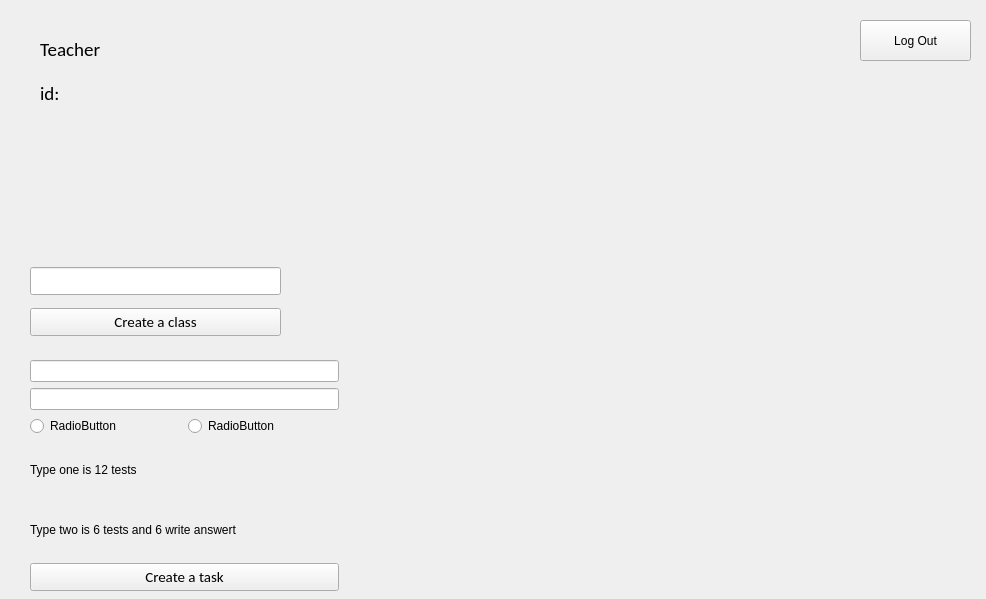
Above: studyProject/teacherwindow.ui from fenrirm/study_project before the change. Below: the same form after it.
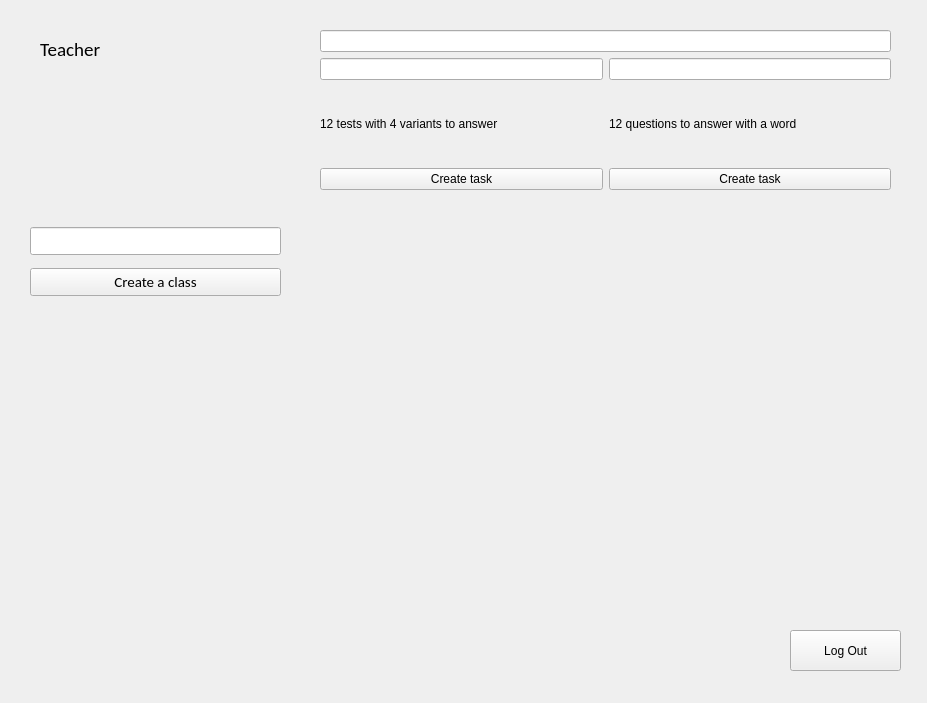
That is the form after the change. Icons and pictures are not drawn.

Commit message: implemented function writeToFile in createTaskWindow.cpp

What changed in the file:
```diff
--- a/studyProject/teacherwindow.ui
+++ b/studyProject/teacherwindow.ui
@@ -6,8 +6,8 @@
    <rect>
     <x>0</x>
     <y>0</y>
-    <width>986</width>
-    <height>599</height>
+    <width>927</width>
+    <height>703</height>
    </rect>
   </property>
   <property name="windowTitle">
@@ -24,7 +24,7 @@
     <property name="geometry">
      <rect>
       <x>30</x>
-      <y>260</y>
+      <y>220</y>
       <width>251</width>
       <height>84</height>
      </rect>
@@ -87,7 +87,7 @@
         </font>
        </property>
        <property name="text">
-        <string>id:</string>
+        <string/>
        </property>
       </widget>
      </item>
@@ -119,78 +119,11 @@
      </item>
     </layout>
    </widget>
-   <widget class="QWidget" name="layoutWidget">
-    <property name="geometry">
-     <rect>
-      <x>30</x>
-      <y>360</y>
-      <width>309</width>
-      <height>231</height>
-     </rect>
-    </property>
-    <layout class="QVBoxLayout" name="verticalLayout_4">
-     <item>
-      <widget class="QLineEdit" name="lineEditTask"/>
-     </item>
-     <item>
-      <widget class="QLineEdit" name="lineEditClassroom"/>
-     </item>
-     <item>
-      <layout class="QHBoxLayout" name="horizontalLayout">
-       <item>
-        <widget class="QRadioButton" name="radioButton_type1">
-         <property name="text">
-          <string>RadioButton</string>
-         </property>
-        </widget>
-       </item>
-       <item>
-        <widget class="QRadioButton" name="radioButton_type2">
-         <property name="text">
-          <string>RadioButton</string>
-         </property>
-        </widget>
-       </item>
-      </layout>
-     </item>
-     <item>
-      <layout class="QVBoxLayout" name="verticalLayout_3">
-       <item>
-        <widget class="QLabel" name="label">
-         <property name="text">
-          <string>Type one is 12 tests</string>
-         </property>
-        </widget>
-       </item>
-       <item>
-        <widget class="QLabel" name="label_2">
-         <property name="text">
-          <string>Type two is 6 tests and 6 write answert</string>
-         </property>
-        </widget>
-       </item>
-      </layout>
-     </item>
-     <item>
-      <widget class="QPushButton" name="createTask">
-       <property name="font">
-        <font>
-         <family>Calibri</family>
-         <pointsize>11</pointsize>
-        </font>
-       </property>
-       <property name="text">
-        <string>Create a task</string>
-       </property>
-      </widget>
-     </item>
-    </layout>
-   </widget>
    <widget class="QPushButton" name="logout">
     <property name="geometry">
      <rect>
-      <x>860</x>
-      <y>20</y>
+      <x>790</x>
+      <y>630</y>
       <width>111</width>
       <height>41</height>
      </rect>
@@ -199,6 +132,71 @@
      <string>Log Out</string>
     </property>
    </widget>
+   <widget class="QWidget" name="">
+    <property name="geometry">
+     <rect>
+      <x>320</x>
+      <y>30</y>
+      <width>571</width>
+      <height>160</height>
+     </rect>
+    </property>
+    <layout class="QVBoxLayout" name="verticalLayout_4">
+     <item>
+      <layout class="QVBoxLayout" name="verticalLayout_3">
+       <item>
+        <widget class="QLineEdit" name="classroomName"/>
+       </item>
+       <item>
+        <layout class="QHBoxLayout" name="horizontalLayout">
+         <item>
+          <widget class="QLineEdit" name="testName"/>
+         </item>
+         <item>
+          <widget class="QLineEdit" name="openTaskName"/>
+         </item>
+        </layout>
+       </item>
+       <item>
+        <layout class="QHBoxLayout" name="horizontalLayout_2">
+         <item>
+          <widget class="QLabel" name="aboutTest">
+           <property name="text">
+            <string>12 tests with 4 variants to answer</string>
+           </property>
+          </widget>
+         </item>
+         <item>
+          <widget class="QLabel" name="aboutWriteWord">
+           <property name="text">
+            <string>12 questions to answer with a word</string>
+           </property>
+          </widget>
+         </item>
+        </layout>
+       </item>
+      </layout>
+     </item>
+     <item>
+      <layout class="QHBoxLayout" name="horizontalLayout_3">
+       <item>
+        <widget class="QPushButton" name="createTest">
+         <property name="text">
+          <string>Create task</string>
+         </property>
+        </widget>
+       </item>
+       <item>
+        <widget class="QPushButton" name="createOpenTask">
+         <property name="text">
+          <string>Create task</string>
+         </property>
+        </widget>
+       </item>
+      </layout>
+     </item>
+    </layout>
+   </widget>
   </widget>
  </widget>
  <resources/>
```
The commit also changes 39 other files.
